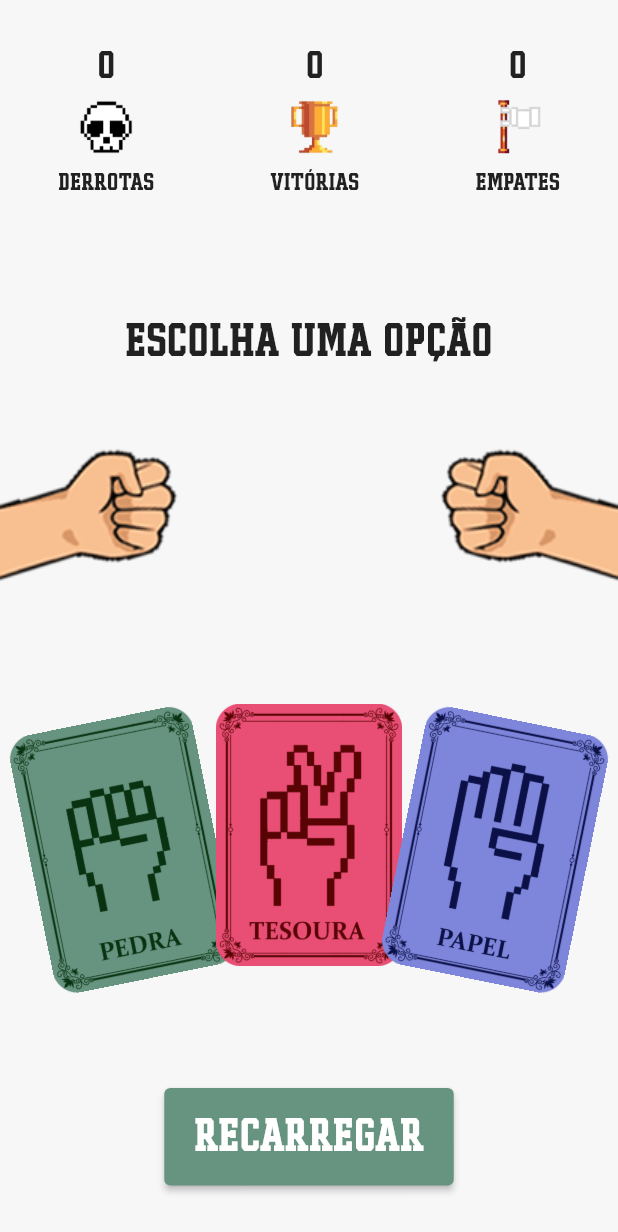
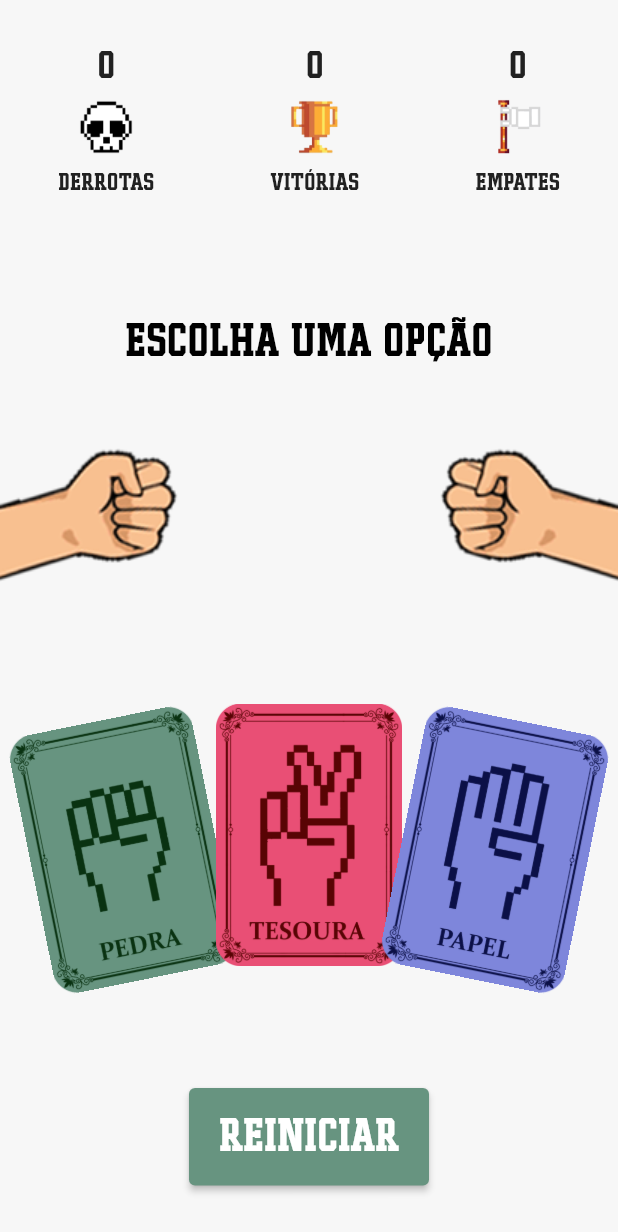
Before and after one commit to ed-morais/flutter_jokenpo, a Flutter app: the screen it shows after launch, on a phone screen of 412 x 824 dp. Shown: the top 1232 px of the screen. Run offline on Flutter 3.47's test engine with Material 2 defaults, Android fonts, the phone set to English and light mode, and no system bars; our stand-ins replace audioplayers.

Commit message:
feat: change constants and button

```diff
--- a/lib/constants/const.dart
+++ b/lib/constants/const.dart
@@ -18,7 +18,14 @@ const kScoreDescriptionTextStyle = TextStyle(
   fontFamily: 'Player',
 );
 
-const kPlayerLarge = TextStyle(
+TextStyle kPlayerLarge = const TextStyle(
+  color: Color(0xff000000),
+  fontSize: 30,
+  fontFamily: 'Player',
+);
+
+const kPlayerLargeGreen = TextStyle(
+  color: Color(0xff679480),
   fontSize: 30,
   fontFamily: 'Player',
 );
--- a/lib/widgets/reset_button.dart
+++ b/lib/widgets/reset_button.dart
@@ -17,7 +17,7 @@ class ResetButton extends StatelessWidget {
       onPressed: () =>
           Navigator.of(context).pushNamedAndRemoveUntil('/', (route) => false),
       child: Text(
-        'RECARREGAR',
+        'REINICIAR',
         style: kPlayerLarge.copyWith(
           color: Colors.white,
         ),
```
